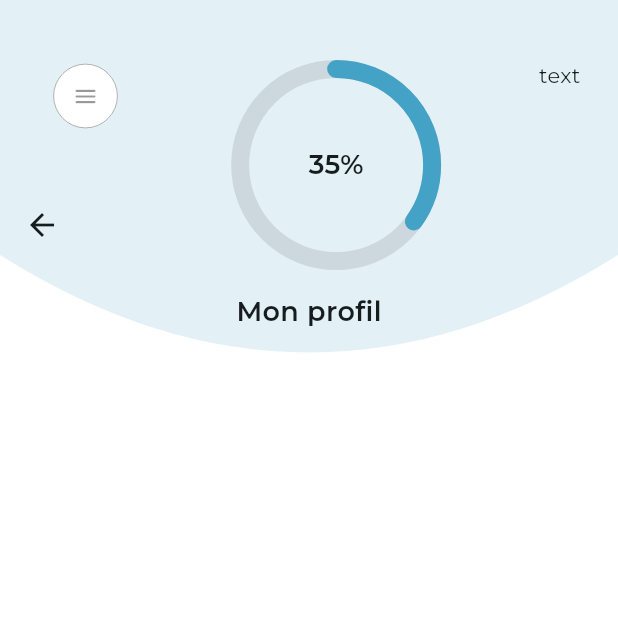
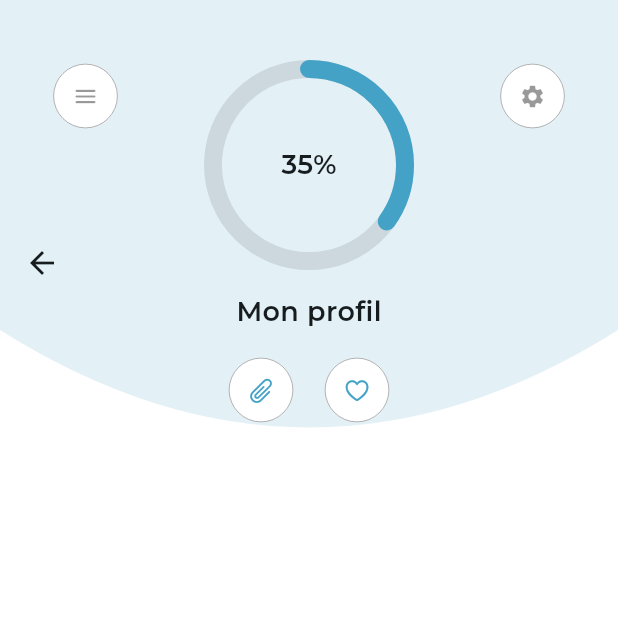
Before and after one commit to medyassin-khabthani/direct_emploi_mobile, a Flutter app: the ProfileScreen screen opened directly, on a phone screen of 412 x 824 dp, the top half of it. Run offline on Flutter 3.47's test engine with Material 3 defaults, Android fonts, the phone set to English and light mode, and no system bars; drawn by our look-alikes of percent_indicator; our stand-ins replace dots_indicator, flutter_svg, google_nav_bar; project files that could hold a hidden picture were left out.

Commit message:
minor changes in profile

```diff
--- a/lib/helper/full_width_elevated_button.dart
+++ b/lib/helper/full_width_elevated_button.dart
@@ -18,8 +18,7 @@ class FullWidthElevatedButton extends StatelessWidget {
           shape: RoundedRectangleBorder(
             borderRadius:
             BorderRadius.circular(10.0), // Adjust as needed
-          ),
-          primary: appColor, // Set background color to blue
+          ), backgroundColor: appColor, // Set background color to blue
           minimumSize: const Size(double.infinity, 50), // Set minimum height
         ),
       ),
--- a/lib/pages/profile_screen.dart
+++ b/lib/pages/profile_screen.dart
@@ -1,5 +1,7 @@
 import 'package:direct_emploi/helper/style.dart';
 import 'package:flutter/cupertino.dart';
+import 'package:cupertino_icons/cupertino_icons.dart';
+
 import 'package:flutter/material.dart';
 import 'package:percent_indicator/circular_percent_indicator.dart';
 
@@ -23,7 +25,7 @@ class _ProfileScreenState extends State<ProfileScreen> {
     return Scaffold(
 
       appBar:  AppBar(
-        toolbarHeight: 300,
+        toolbarHeight: 350,
         backgroundColor: Colors.transparent,
         elevation: 0.0,
         flexibleSpace: ClipPath(
@@ -59,17 +61,36 @@ class _ProfileScreenState extends State<ProfileScreen> {
                         progressColor: appColor,
                         circularStrokeCap: CircularStrokeCap.round,
                       ),
-                      Text("text"),
+                      CircularIconButton(
+                        onPressed: () {
+                          print('Circular icon button pressed!');
+                        },
+                        iconPath: Icons.settings, iconColor: strokeColor, // Replace with your icon path
+                      ),
                     ],
                   ),
                   SizedBox(height: 15,),
-                  Text("Mon profil",style: TextStyle(
+                  const Text("Mon profil",style: TextStyle(
                     fontSize: 18.0,
                     fontFamily: "semi-bold"
                   ),),
+                  SizedBox(height: 15,),
                   Row(
-
-                    children: [],
+                    mainAxisAlignment: MainAxisAlignment.center,
+                    children: [
+                      CircularIconButton(
+                        onPressed: () {
+                          print('Circular icon button pressed!');
+                        },
+                        iconPath: CupertinoIcons.paperclip, iconColor: appColor, // Replace with your icon path
+                      ),
+                      CircularIconButton(
+                        onPressed: () {
+                            print('Circular icon button pressed!');
+                        },
+                        iconPath: CupertinoIcons.heart, iconColor: appColor, // Replace with your icon path
+                      ),
+                    ],
                   )
                 ],
               ),
--- a/lib/pages/splash_screen.dart
+++ b/lib/pages/splash_screen.dart
@@ -118,11 +118,10 @@ class _SplashScreenState extends State<SplashScreen>
 
                             },
                             style: ElevatedButton.styleFrom(
-                              padding:EdgeInsets.symmetric(horizontal: 20.0, vertical: 0.0) ,
+                              padding:EdgeInsets.symmetric(horizontal: 20.0, vertical: 0.0), backgroundColor: Colors.white ,
                               shape: RoundedRectangleBorder(
                                 borderRadius: BorderRadius.circular(20.0), // Adjust as needed
-                              ),
-                              primary: Colors.white, // Background color
+                              ), // Background color
                             ),
                             child: const Text(
                               "Commencer",
```
Also changed, not shown: pubspec.lock.
